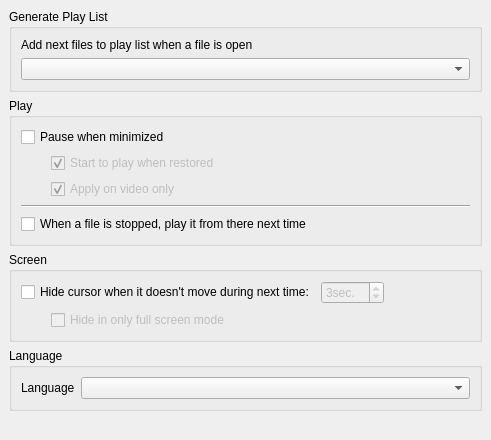
bylee20/cmplayer-kldp.net, file src/cmplayer/ui/prefstack.ui: the form before one commit.
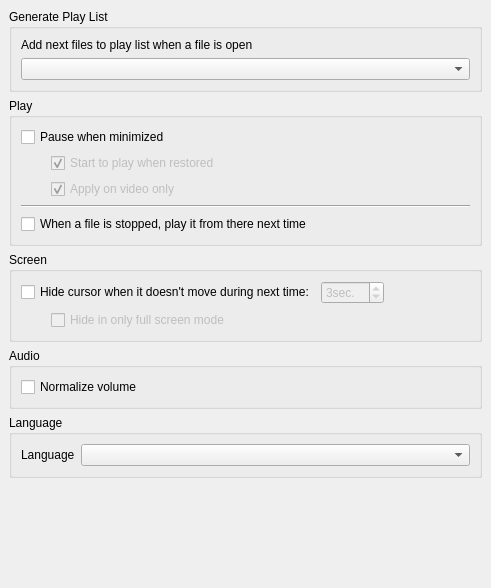
The form after the commit. Custom widgets are drawn as their Qt base class.

Commit message: * 버전 정보 변경 * volume normalization 구현

The edit to the form file:
```diff
--- a/src/cmplayer/ui/prefstack.ui
+++ b/src/cmplayer/ui/prefstack.ui
@@ -6,14 +6,14 @@
     <x>0</x>
     <y>0</y>
     <width>491</width>
-    <height>440</height>
+    <height>588</height>
    </rect>
   </property>
   <property name="currentIndex" >
    <number>0</number>
   </property>
   <widget class="QWidget" name="general" >
-   <layout class="QVBoxLayout" name="verticalLayout_17" >
+   <layout class="QVBoxLayout" name="verticalLayout_18" >
     <item>
      <widget class="QGroupBox" name="groupBox_4" >
       <property name="title" >
@@ -214,6 +214,22 @@
       </layout>
      </widget>
     </item>
+    <item>
+     <widget class="QGroupBox" name="groupBox_14" >
+      <property name="title" >
+       <string>Audio</string>
+      </property>
+      <layout class="QVBoxLayout" name="verticalLayout_17" >
+       <item>
+        <widget class="QCheckBox" name="volnorm" >
+         <property name="text" >
+          <string>Normalize volume</string>
+         </property>
+        </widget>
+       </item>
+      </layout>
+     </widget>
+    </item>
     <item>
      <widget class="QGroupBox" name="groupBox_9" >
       <property name="title" >
```
The commit also changes 26 other files.
